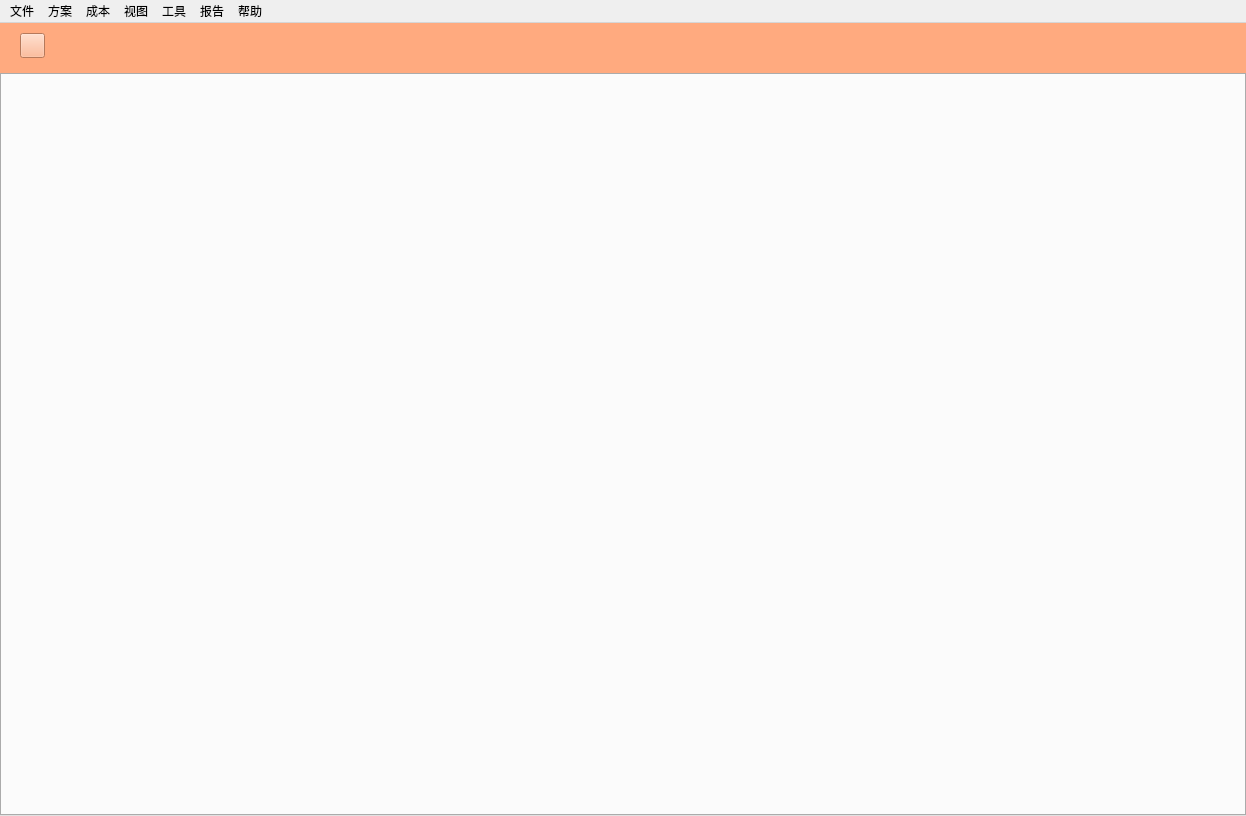
Above: priorimainwindow.ui from jusang01/NewRepo before the change. Below: the same form after it.
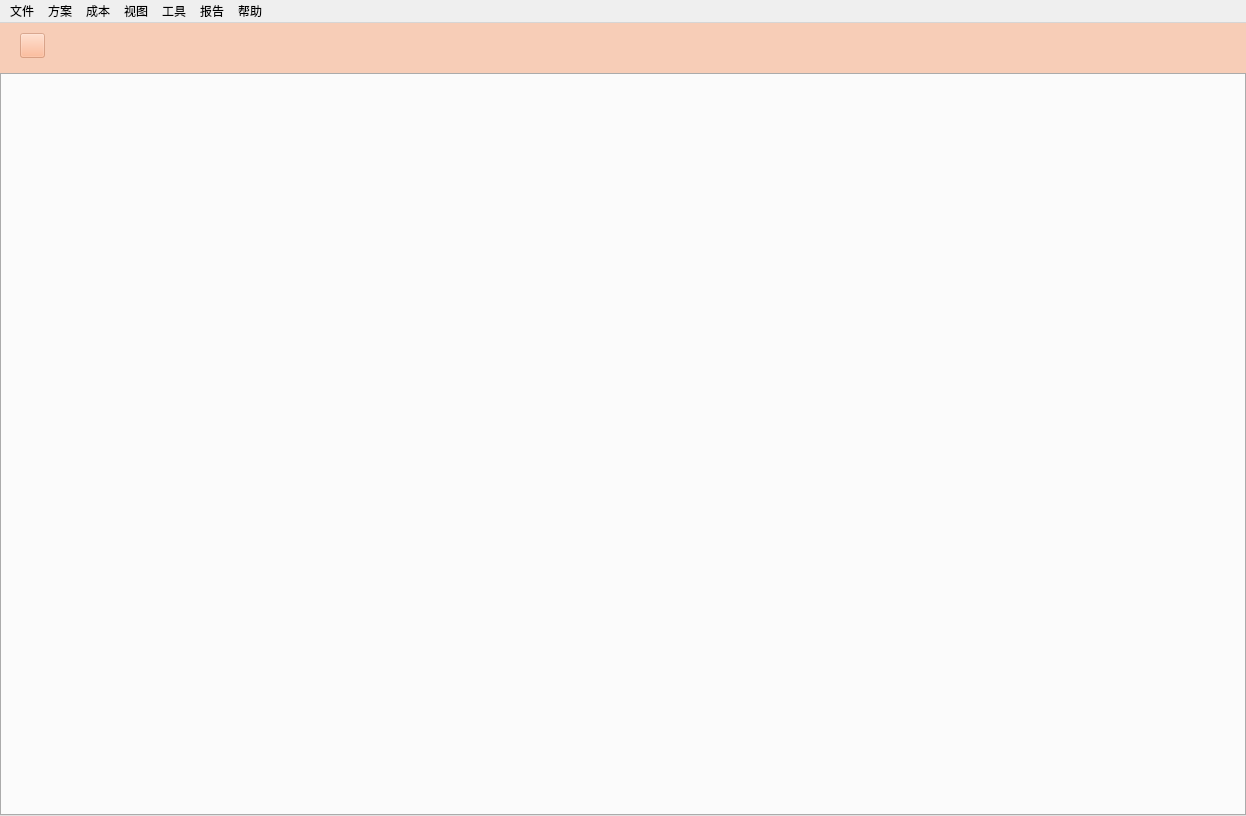
That is the form after the change. Icons and pictures are not drawn.

Patch:
```diff
--- a/priorimainwindow.ui
+++ b/priorimainwindow.ui
@@ -51,7 +51,7 @@
        </size>
       </property>
       <property name="styleSheet">
-       <string notr="true">background-color: rgb(255, 170, 127);</string>
+       <string notr="true">background-color: rgba(255, 170, 127,0.5);</string>
       </property>
       <widget class="QPushButton" name="btn_save">
        <property name="geometry">
```
